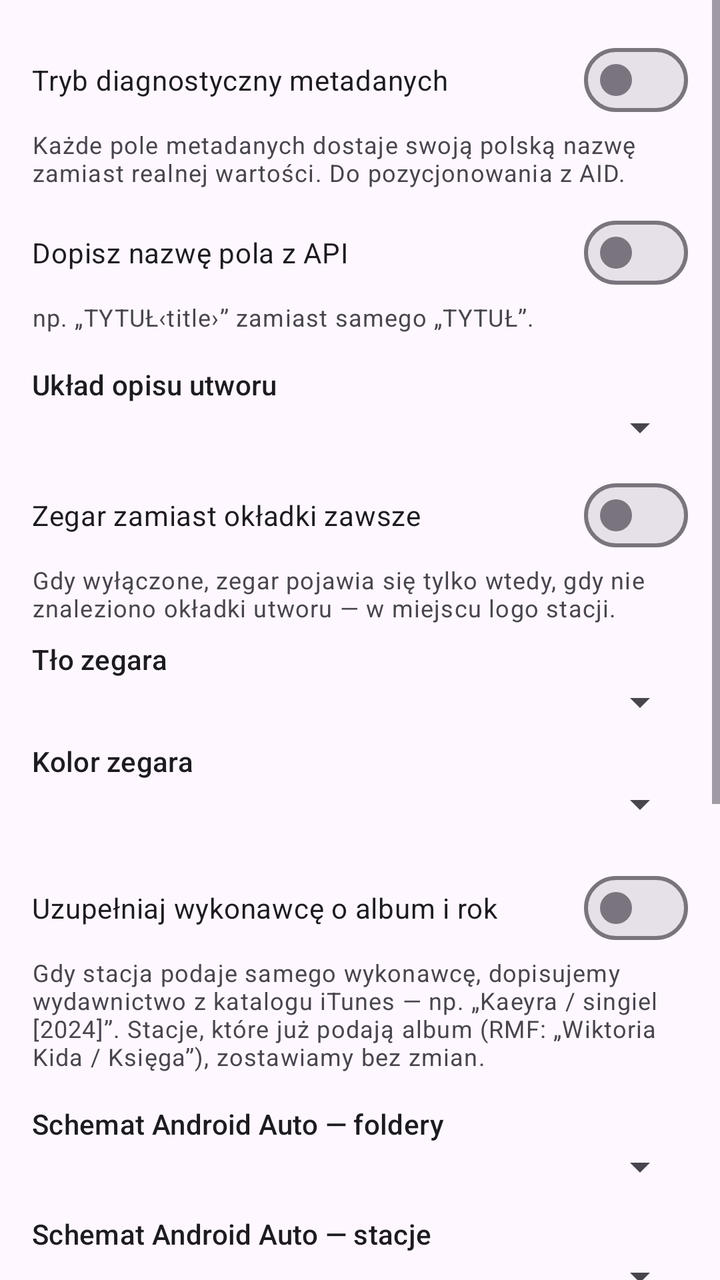
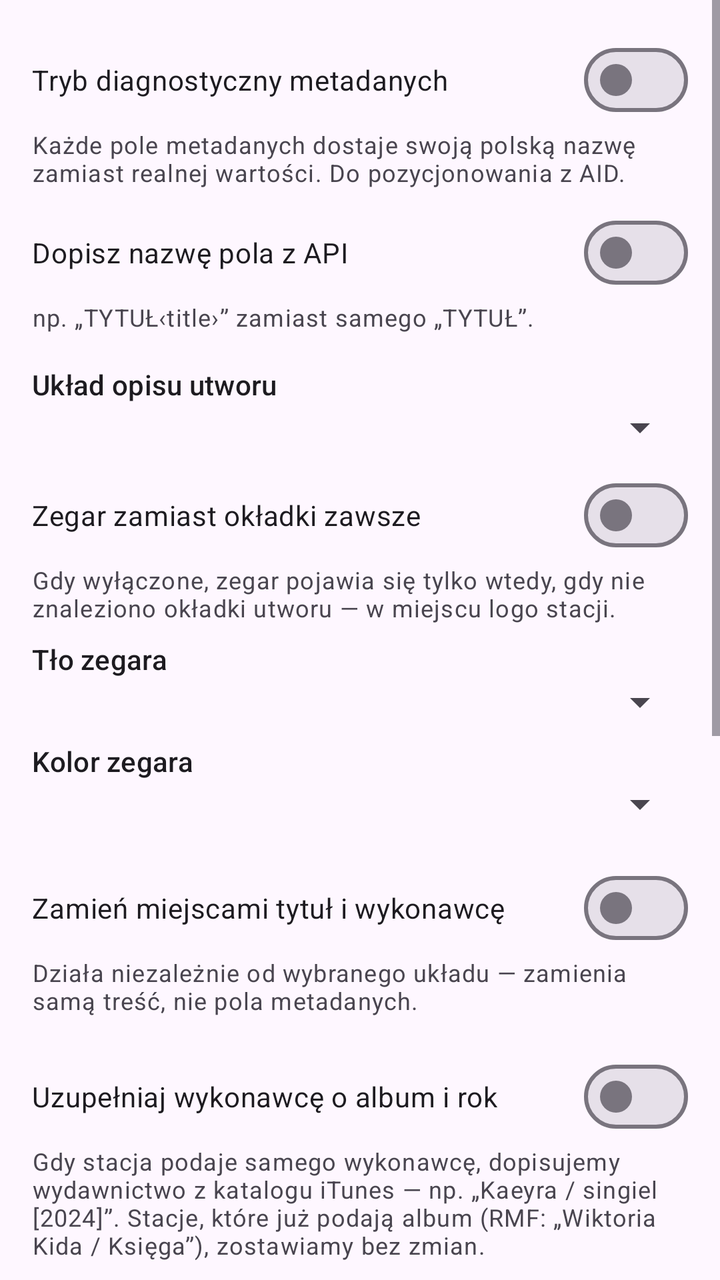

The first picture is an Android layout as it rendered before a commit; the second is the same layout after the commit. The layout source and the unified diff follow.
<!-- AndroidManifest.xml: application theme Theme.TwinsenRadio -->
<!-- res/layout/activity_settings.xml -->
<?xml version="1.0" encoding="utf-8"?>
<ScrollView xmlns:android="http://schemas.android.com/apk/res/android"
    xmlns:app="http://schemas.android.com/apk/res-auto"
    android:layout_width="match_parent"
    android:layout_height="match_parent"
    android:fillViewport="true">

    <LinearLayout
        android:layout_width="match_parent"
        android:layout_height="wrap_content"
        android:orientation="vertical"
        android:padding="16dp">

        <com.google.android.material.materialswitch.MaterialSwitch
            android:id="@+id/swDiag"
            android:layout_width="match_parent"
            android:layout_height="wrap_content"
            android:text="@string/opt_diag" />

        <TextView
            android:layout_width="match_parent"
            android:layout_height="wrap_content"
            android:paddingBottom="8dp"
            android:text="@string/opt_diag_sub"
            android:textAppearance="?attr/textAppearanceBodySmall" />

        <com.google.android.material.materialswitch.MaterialSwitch
            android:id="@+id/swDiagApi"
            android:layout_width="match_parent"
            android:layout_height="wrap_content"
            android:text="@string/opt_diag_api" />

        <TextView
            android:layout_width="match_parent"
            android:layout_height="wrap_content"
            android:paddingBottom="16dp"
            android:text="@string/opt_diag_api_sub"
            android:textAppearance="?attr/textAppearanceBodySmall" />

        <TextView
            android:layout_width="match_parent"
            android:layout_height="wrap_content"
            android:text="@string/opt_presentation"
            android:textAppearance="?attr/textAppearanceTitleSmall" />

        <Spinner
            android:id="@+id/spPresentation"
            android:layout_width="match_parent"
            android:layout_height="wrap_content"
            android:layout_marginBottom="8dp" />

        <com.google.android.material.materialswitch.MaterialSwitch
            android:id="@+id/swClockAlways"
            android:layout_width="match_parent"
            android:layout_height="wrap_content"
            android:text="@string/opt_clock_always" />

        <TextView
            android:layout_width="match_parent"
            android:layout_height="wrap_content"
            android:paddingBottom="8dp"
            android:text="@string/opt_clock_always_sub"
            android:textAppearance="?attr/textAppearanceBodySmall" />

        <TextView
            android:layout_width="match_parent"
            android:layout_height="wrap_content"
            android:text="@string/opt_clock_bg"
            android:textAppearance="?attr/textAppearanceTitleSmall" />

        <Spinner
            android:id="@+id/spClockBg"
            android:layout_width="match_parent"
            android:layout_height="wrap_content"
            android:layout_marginBottom="8dp" />

        <TextView
            android:layout_width="match_parent"
            android:layout_height="wrap_content"
            android:text="@string/opt_clock_fg"
            android:textAppearance="?attr/textAppearanceTitleSmall" />

        <Spinner
            android:id="@+id/spClockFg"
            android:layout_width="match_parent"
            android:layout_height="wrap_content"
            android:layout_marginBottom="16dp" />

        <com.google.android.material.materialswitch.MaterialSwitch
            android:id="@+id/swEnrich"
            android:layout_width="match_parent"
            android:layout_height="wrap_content"
            android:text="@string/opt_enrich" />

        <TextView
            android:layout_width="match_parent"
            android:layout_height="wrap_content"
            android:paddingBottom="16dp"
            android:text="@string/opt_enrich_sub"
            android:textAppearance="?attr/textAppearanceBodySmall" />

        <TextView
            android:layout_width="match_parent"
            android:layout_height="wrap_content"
            android:text="@string/opt_style_browsable"
            android:textAppearance="?attr/textAppearanceTitleSmall" />

        <Spinner
            android:id="@+id/spBrowsable"
            android:layout_width="match_parent"
            android:layout_height="wrap_content"
            android:layout_marginBottom="12dp" />

        <TextView
            android:layout_width="match_parent"
            android:layout_height="wrap_content"
            android:text="@string/opt_style_playable"
            android:textAppearance="?attr/textAppearanceTitleSmall" />

        <Spinner
            android:id="@+id/spPlayable"
            android:layout_width="match_parent"
            android:layout_height="wrap_content"
            android:layout_marginBottom="12dp" />

        <TextView
            android:layout_width="match_parent"
            android:layout_height="wrap_content"
            android:text="@string/opt_buffer"
            android:textAppearance="?attr/textAppearanceTitleSmall" />

        <Spinner
            android:id="@+id/spBuffer"
            android:layout_width="match_parent"
            android:layout_height="wrap_content"
            android:layout_marginBottom="12dp" />

        <TextView
            android:layout_width="match_parent"
            android:layout_height="wrap_content"
            android:text="@string/opt_artwork"
            android:textAppearance="?attr/textAppearanceTitleSmall" />

        <Spinner
            android:id="@+id/spArtwork"
            android:layout_width="match_parent"
            android:layout_height="wrap_content"
            android:layout_marginBottom="16dp" />

        <com.google.android.material.textfield.TextInputLayout
            style="@style/Widget.Material3.TextInputLayout.OutlinedBox"
            android:layout_width="match_parent"
            android:layout_height="wrap_content"
            android:hint="@string/opt_m3u">

            <com.google.android.material.textfield.TextInputEditText
                android:id="@+id/etM3u"
                android:layout_width="match_parent"
                android:layout_height="wrap_content"
                android:gravity="top|start"
                android:inputType="textMultiLine|textUri"
                android:minLines="3" />
        </com.google.android.material.textfield.TextInputLayout>

        <com.google.android.material.button.MaterialButton
            android:id="@+id/btnSave"
            android:layout_width="match_parent"
            android:layout_height="wrap_content"
            android:layout_marginTop="16dp"
            android:text="@string/opt_save" />

        <TextView
            android:layout_width="match_parent"
            android:layout_height="wrap_content"
            android:layout_marginTop="24dp"
            android:text="Legenda trybu diagnostycznego"
            android:textAppearance="?attr/textAppearanceTitleSmall" />

        <TextView
            android:id="@+id/tvLegend"
            android:layout_width="match_parent"
            android:layout_height="wrap_content"
            android:fontFamily="monospace"
            android:paddingTop="4dp"
            android:textAppearance="?attr/textAppearanceBodySmall"
            app:layout_constraintTop_toTopOf="parent" />
    </LinearLayout>
</ScrollView>
<!-- resources referenced by this layout -->
<resources>
  <string name="opt_artwork">Źródło okładki („płyty”)</string>
  <string name="opt_buffer">Bufor strumienia</string>
  <string name="opt_clock_always">Zegar zamiast okładki zawsze</string>
  <string name="opt_clock_always_sub">Gdy wyłączone, zegar pojawia się tylko wtedy, gdy nie znaleziono okładki utworu — w miejscu logo stacji.</string>
  <string name="opt_clock_bg">Tło zegara</string>
  <string name="opt_clock_fg">Kolor zegara</string>
  <string name="opt_diag">Tryb diagnostyczny metadanych</string>
  <string name="opt_diag_api">Dopisz nazwę pola z API</string>
  <string name="opt_diag_api_sub">np. „TYTUŁ‹title›” zamiast samego „TYTUŁ”.</string>
  <string name="opt_diag_sub">Każde pole metadanych dostaje swoją polską nazwę zamiast realnej wartości. Do pozycjonowania z AID.</string>
  <string name="opt_enrich">Uzupełniaj wykonawcę o album i rok</string>
  <string name="opt_enrich_sub">Gdy stacja podaje samego wykonawcę, dopisujemy wydawnictwo z katalogu iTunes — np. „Kaeyra / singiel [2024]”. Stacje, które już podają album (RMF: „Wiktoria Kida / Księga”), zostawiamy bez zmian.</string>
  <string name="opt_m3u">Własne listy M3U (po jednym URL w linii)</string>
  <string name="opt_presentation">Układ opisu utworu</string>
  <string name="opt_save">Zapisz i przeładuj</string>
  <string name="opt_style_browsable">Schemat Android Auto — foldery</string>
  <string name="opt_style_playable">Schemat Android Auto — stacje</string>
  <style name="Theme.TwinsenRadio" parent="Theme.Material3.DayNight.NoActionBar">
          <item name="colorPrimary">@color/brand</item>
          <item name="colorOnPrimary">@color/on_brand</item>
          <item name="android:statusBarColor" tools:targetApi="21">@color/brand_dark</item>
      </style>
  <color name="brand">#FF1F6FEB</color>
  <color name="on_brand">#FFFFFFFF</color>
  <color name="brand_dark">#FF0B3D91</color>
</resources>

<!-- the commit's change to res/layout/activity_settings.xml (unified diff, before → after) -->
@@ -85,6 +85,19 @@
             android:layout_width="match_parent"
             android:layout_height="wrap_content"
             android:layout_marginBottom="16dp" />
+
+        <com.google.android.material.materialswitch.MaterialSwitch
+            android:id="@+id/swSwap"
+            android:layout_width="match_parent"
+            android:layout_height="wrap_content"
+            android:text="@string/opt_swap" />
+
+        <TextView
+            android:layout_width="match_parent"
+            android:layout_height="wrap_content"
+            android:paddingBottom="16dp"
+            android:text="@string/opt_swap_sub"
+            android:textAppearance="?attr/textAppearanceBodySmall" />
 
         <com.google.android.material.materialswitch.MaterialSwitch
             android:id="@+id/swEnrich"
<!-- resource entries referenced after the edit -->
@@ -17,6 +17,8 @@
   <string name="opt_save">Zapisz i przeładuj</string>
   <string name="opt_style_browsable">Schemat Android Auto — foldery</string>
   <string name="opt_style_playable">Schemat Android Auto — stacje</string>
+  <string name="opt_swap">Zamień miejscami tytuł i wykonawcę</string>
+  <string name="opt_swap_sub">Działa niezależnie od wybranego układu — zamienia samą treść, nie pola metadanych.</string>
   <style name="Theme.TwinsenRadio" parent="Theme.Material3.DayNight.NoActionBar">
           <item name="colorPrimary">@color/brand</item>
           <item name="colorOnPrimary">@color/on_brand</item>
